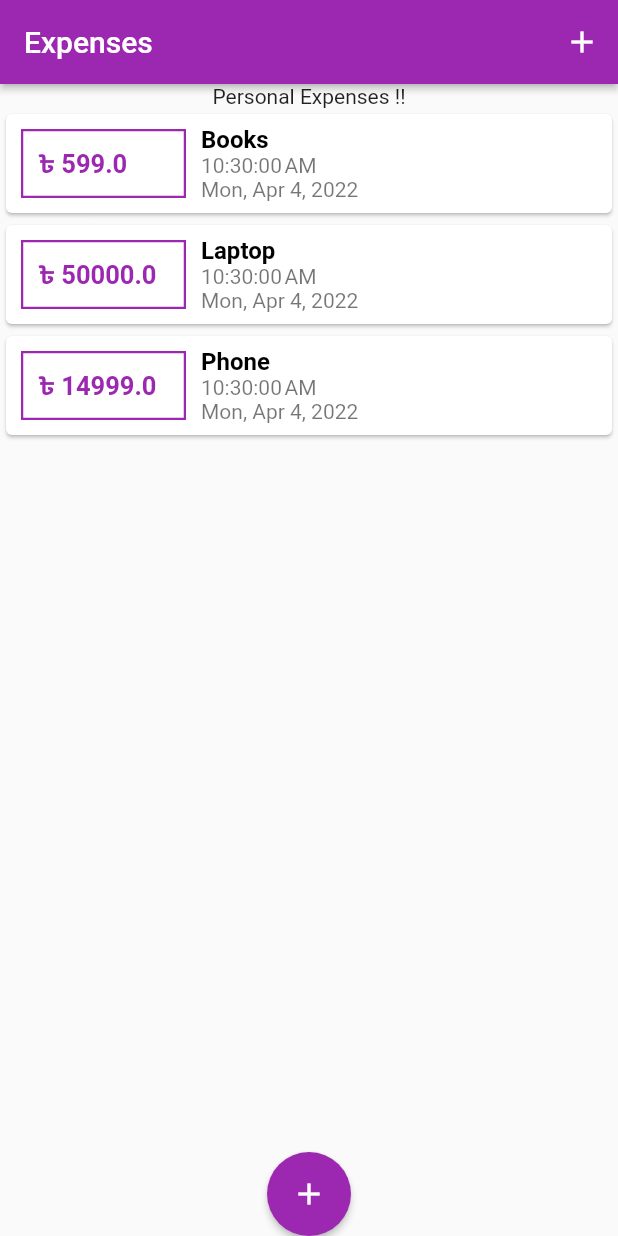
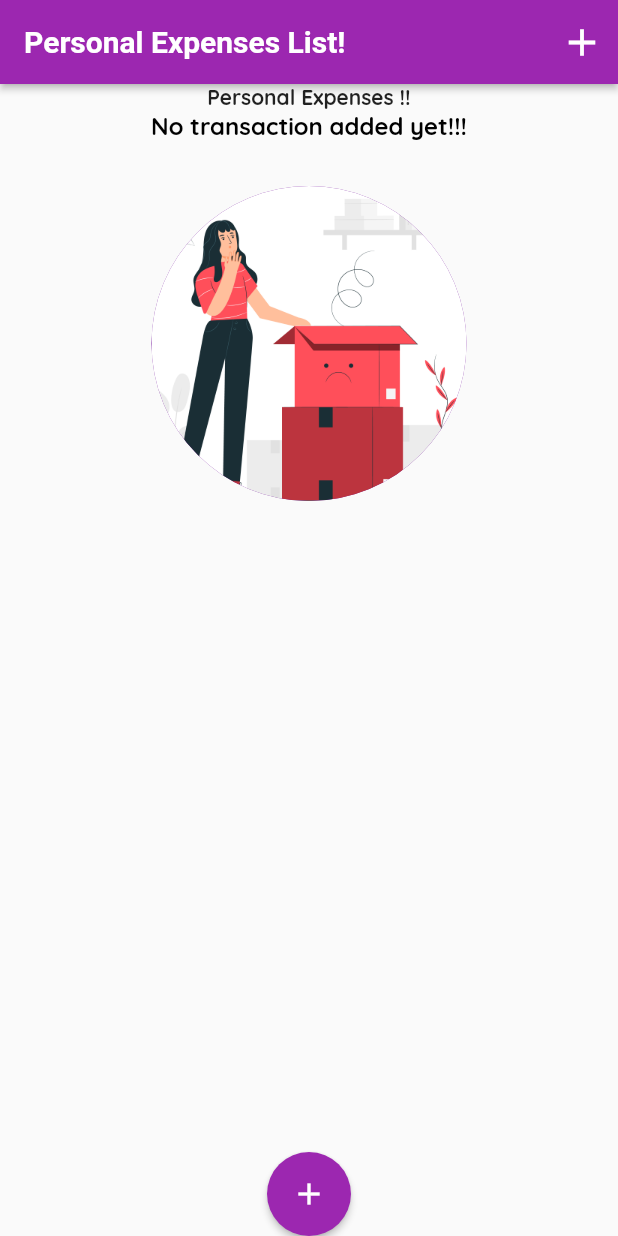
Before and after one commit to devfoyzur17/Personal-Expenses-App, a Flutter app: the screen it shows after launch, on a phone screen of 412 x 824 dp. Run offline on Flutter 3.47's test engine with Material 2 defaults, Android fonts, the phone set to English and light mode, and no system bars; Roboto replaces fonts that are missing (OpneSans).

Commit message:
adding theme

```diff
--- a/lib/main.dart
+++ b/lib/main.dart
@@ -8,7 +8,7 @@ void main() {
 }
 
 class MyApp extends StatefulWidget {
-   const MyApp({ Key? key }) : super(key: key);
+  const MyApp({Key? key}) : super(key: key);
 
   @override
   State<MyApp> createState() => _MyAppState();
@@ -22,6 +22,26 @@ void main() {
       title: "Personal Expenses!",
       theme: ThemeData(
           primarySwatch: Colors.purple,
+          fontFamily: 'Quicksand',
+
+
+          textTheme: TextTheme(
+            titleMedium: TextStyle(color: Colors.black, fontFamily: 'QuickSand', fontWeight: FontWeight.bold)
+          ),
+
+
+           appBarTheme: AppBarTheme(
+             actionsIconTheme: IconThemeData(
+               color: Colors.white,
+               size: 30
+             ),
+             titleTextStyle: TextStyle(
+               fontSize: 20,
+               fontFamily: 'OpneSans',
+               fontWeight: FontWeight.bold,
+
+             )
+           )
 
               ),
       home: HomePage(),
--- a/lib/screen/home_page.dart
+++ b/lib/screen/home_page.dart
@@ -18,9 +18,9 @@ class _HomePageState extends State<HomePage> {
   final _amountController = TextEditingController();
 
   final List<Transaction> _transaction = [
-    Transaction(id: "1", title: "Books", amount: 599, date: DateTime.now()),
-    Transaction(id: "1", title: "Laptop", amount: 50000, date: DateTime.now()),
-    Transaction(id: "1", title: "Phone", amount: 14999, date: DateTime.now()),
+    // Transaction(id: "1", title: "Books", amount: 599, date: DateTime.now()),
+    // Transaction(id: "1", title: "Laptop", amount: 50000, date: DateTime.now()),
+    // Transaction(id: "1", title: "Phone", amount: 14999, date: DateTime.now()),
   ];
 
   void _addNewTransaction(String name, double amount) {
@@ -53,7 +53,7 @@ class _HomePageState extends State<HomePage> {
     return Scaffold(
       appBar: AppBar(
         elevation: 2,
-        title: Text("Expenses"),
+        title: Text("Personal Expenses List!"),
         actions: [
           IconButton(
               onPressed: () {
@@ -62,16 +62,13 @@ class _HomePageState extends State<HomePage> {
               icon: Icon(Icons.add))
         ],
       ),
-      body: SafeArea(
-        child: SingleChildScrollView(
-          child: Column(
-            children: [
-              Text("Personal Expenses !!"),
-              //   NewTransaction(_addNewTransaction),
-              TransactionList(_transaction)
-            ],
-          ),
-        ),
+      body: Column(
+        crossAxisAlignment: CrossAxisAlignment.stretch,
+        children: [
+          Text("Personal Expenses !!", textAlign: TextAlign.center,),
+          //   NewTransaction(_addNewTransaction),
+          TransactionList(_transaction)
+        ],
       ),
       floatingActionButton: FloatingActionButton(
         elevation: 2,
--- a/lib/widget/transaction_list.dart
+++ b/lib/widget/transaction_list.dart
@@ -16,12 +16,10 @@ class _TransactionListState extends State<TransactionList> {
   @override
   Widget build(BuildContext context) {
     return Container(
-      height: 350,
-      child: Column(
-        children: [
-          Flexible(
-            child: ListView.builder(
-                shrinkWrap: true,
+
+      height: 400,
+      child: widget.transaction.isNotEmpty?ListView.builder(
+
           itemCount: widget.transaction.length,
           itemBuilder: (context, index) {
             return Card(
@@ -48,10 +46,7 @@ class _TransactionListState extends State<TransactionList> {
                   children: [
                     Text(
                       widget.transaction[index].title,
-                            style: TextStyle(
-                                color: Colors.black,
-                                fontWeight: FontWeight.bold,
-                                fontSize: 16),
+                      style: Theme.of(context).textTheme.titleMedium,
                     ),
                     Text(
                       DateFormat.jms()
@@ -67,8 +62,18 @@ class _TransactionListState extends State<TransactionList> {
                 )
               ]),
             );
-                }),
+          }):Column(
+             crossAxisAlignment: CrossAxisAlignment.center,
+            children: [
+              Text("No transaction added yet!!!",style: Theme.of(context).textTheme.titleMedium,),
+              SizedBox(height: 10,),
+              Container(
+                height: 250,
+                child: CircleAvatar(
+                  radius: 105,
+                   backgroundImage: AssetImage("assets/image/empty.jpg"),
                   ),
+              )
             ],
           ),
     );
```
Also changed, not shown: pubspec.yaml (+13 -13 lines), assets/fonts/OpenSans-Bold.ttf (added), assets/fonts/OpenSans-Regular.ttf (added), assets/fonts/Quicksand-Bold.ttf (added), assets/fonts/Quicksand-Light.ttf (added), assets/fonts/Quicksand-Medium.ttf (added), assets/fonts/Quicksand-Regular.ttf (added), assets/image/empty.jpg (added). Lines whose indentation alone changed are shown as unchanged.
